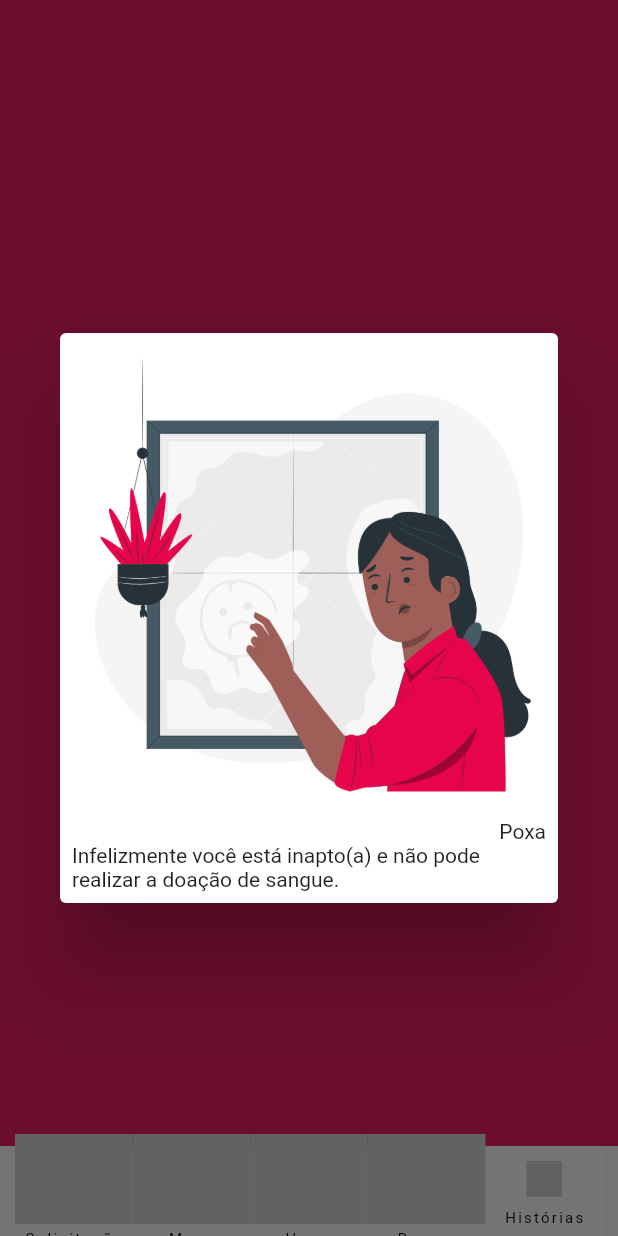
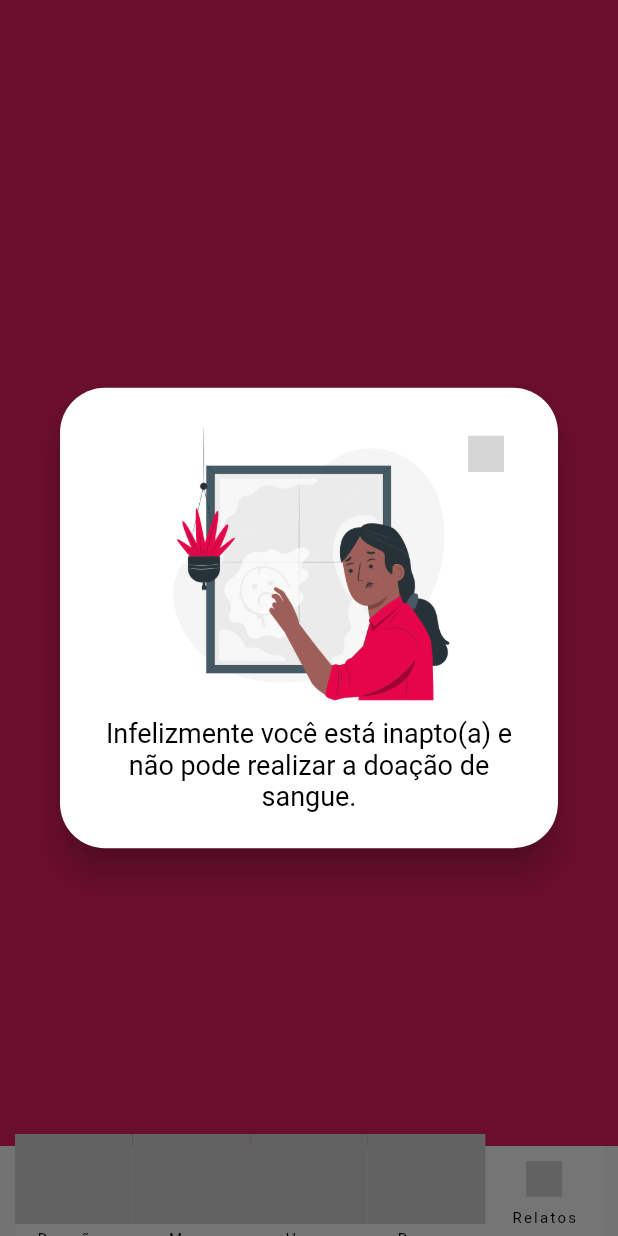
Before and after one commit to Doe-Vida/FrontEnd, a Flutter app: the screen it shows after launch, item 3 of the bottom bar chosen, after a tap on "Page 1", on a phone screen of 412 x 824 dp. Run offline on Flutter 3.47's test engine with Material 2 defaults, Android fonts, the phone set to English and light mode, and no system bars; our stand-ins replace email_validator; missing offline and left inert: iconify_flutter; grey boxes are pictures that could not be loaded.

Commit message:
Adding test aptitude dialogs and custom textfield
Co-authored-by: Honkato <Honkato@users.noreply.github.com>

```diff
--- a/front_end/lib/constants/app_images.dart
+++ b/front_end/lib/constants/app_images.dart
@@ -22,7 +22,7 @@ class AppImages
 
   static const String FIT_TEST_CHECKLIST = '${_fitTest}checklist.png';
   static const String FIT_TEST_CONGRATULATIONS = '${_fitTest}congratulations.png';
-  static const String FIT_TEST_UNFIT = '${_fitTest}unfit.png';
+  static const String FIT_TEST_INELIGIBLE = '${_fitTest}ineligible.png';
 
   // donation_steps dir
   static const String _donationStep = '${_basePath}donation_steps/';
--- a/front_end/lib/main.dart
+++ b/front_end/lib/main.dart
@@ -1,5 +1,5 @@
 import 'package:flutter/material.dart';
-import 'package:front_end/views/pages/custom_navigation_bar_new.dart';
+import 'package:front_end/views/pages/custom_navigation_bar.dart';
 import 'package:front_end/views/widgets/appbars/custom_appbar.dart';
 import 'package:front_end/views/widgets/buttons/custom_button.dart';
 import 'package:front_end/views/widgets/buttons/custom_button_add.dart';
@@ -19,7 +19,7 @@ class MyApp extends StatelessWidget {
     return MaterialApp(
       title: 'Doe Vida',
       color: AppColors.PINK_PRIMARY,
-      home: const CustomNavigationBarNew(),
+      home: const CustomNavigationBar(),
       theme: ThemeData(
         fontFamily: 'Roboto',
       ),
--- /dev/null
+++ b/front_end/lib/views/dialogs/aptitude_test/test_aptitude_result.dart
@@ -0,0 +1,50 @@
+import 'package:flutter/material.dart';
+
+import '../../../constants/app_icons.dart';
+import '../../../constants/app_text_styles.dart';
+
+class TestAptitudeResultDialog extends StatelessWidget {
+  final String imageName;
+  final String description;
+
+  const TestAptitudeResultDialog({
+    super.key,
+    required this.imageName,
+    required this.description
+  });
+
+  @override
+  Widget build(BuildContext context) {
+    return AlertDialog(
+        shape: RoundedRectangleBorder(
+          borderRadius: BorderRadius.circular(30),
+        ),
+        elevation: 10,
+        content: Column(
+            mainAxisSize: MainAxisSize.min,
+            children: [
+              Stack(
+                children: [
+                  Center(
+                      child: Image.asset(imageName, height: 200,)
+                  ),
+                  Align(
+                    alignment: Alignment.topRight,
+                    child: IconButton(
+                      icon: AppIcons.close(),
+                      onPressed: () {
+                        Navigator.of(context).pop();
+                      },
+                    ),
+                  ),
+                ],
+              ),
+              Text(
+                description,
+                style: AppTextStyles.regularHeader3,
+                textAlign: TextAlign.center,
+              )
+            ],
+        ));
+  }
+}
--- a/front_end/lib/views/dialogs/aptitude_test/test_unfit.dart
+++ /dev/null
@@ -1,18 +0,0 @@
-import 'package:flutter/material.dart';
-
-import '../../../constants/app_images.dart';
-
-class UnfitTestDialog extends StatelessWidget {
-  const UnfitTestDialog({super.key});
-
-  @override
-  Widget build(BuildContext context) {
-    return AlertDialog(
-      actions: [
-        Image.asset(AppImages.FIT_TEST_UNFIT),
-        Text("Poxa"),
-        Text("Infelizmente você está inapto(a) e não pode realizar a doação de sangue.")
-      ],
-    );
-  }
-}
--- a/front_end/lib/views/pages/custom_navigation_bar_new.dart
+++ /dev/null
@@ -1,95 +0,0 @@
-import 'package:flutter/material.dart';
-import 'package:front_end/constants/app_colors.dart';
-import 'package:front_end/constants/app_icons.dart';
-import 'package:front_end/views/pages/auth/login/login_screen.dart';
-import 'package:front_end/views/pages/init/init_screen.dart';
-
-import '../dialogs/aptitude_test/test_fit.dart';
-import '../dialogs/aptitude_test/test_unfit.dart';
-
-class CustomNavigationBarNew extends StatefulWidget {
-  const CustomNavigationBarNew({super.key});
-
-  @override
-  State<CustomNavigationBarNew> createState() => _CustomNavigationBarNewState();
-}
-
-class _CustomNavigationBarNewState extends State<CustomNavigationBarNew> {
-  int currentPageIndex = 0;
-
-  @override
-  Widget build(BuildContext context) {
-    return Scaffold(
-
-      bottomNavigationBar: Container(
-        margin: EdgeInsets.symmetric(horizontal: 10),
-        child: NavigationBar(
-          height: 60,
-          onDestinationSelected: (int index) {
-            setState(() {
-              currentPageIndex = index;
-            });
-          },
-          indicatorColor: AppColors.PINK_SECOND.withOpacity(0.25),
-          backgroundColor: AppColors.WHITE,
-          selectedIndex: currentPageIndex,
-          destinations: <Widget>[
-            NavigationDestination(
-              selectedIcon: AppIcons.cardsHeart(),
-              icon: AppIcons.cardsHeartOutline(),
-              label: 'Solicitação',
-            ),
-            NavigationDestination(
-              selectedIcon: AppIcons.mapMarker(),
-              icon: AppIcons.mapMarkerOutline(),
-              label: 'Mapa',
-            ),
-            NavigationDestination(
-              selectedIcon: AppIcons.home(),
-              icon: AppIcons.homeOutline(),
-              label: 'Home',
-            ),
-            NavigationDestination(
-              selectedIcon: AppIcons.fileDocument(),
-              icon: AppIcons.fileDocumentOutline(),
-              label: 'Regras',
-            ),
-            NavigationDestination(
-              selectedIcon: AppIcons.verified(),
-              icon: AppIcons.verifiedOutline(),
-              label: 'Histórias',
-            ),
-          ],
-        ),
-      ),
-      body: <Widget>[
-        const InitScreen(),
-        const LoginScreen(),
-        Container(
-          color: Colors.pink,
-          alignment: Alignment.center,
-          child: TextButton(
-            child: const Text('Page 1'),
-            onPressed: ()
-            {
-              showDialog(
-                context: context,
-                builder: (BuildContext context) => UnfitTestDialog()
-              );
-            }
-          ),
-        ),
-        Container(
-          color: Colors.yellow,
-          alignment: Alignment.center,
-          child: const Text('Page 2'),
-        ),
-        Container(
-          color: Colors.blue,
-          alignment: Alignment.center,
-          child: const Text('Page 3'),
-        ),
-      ][currentPageIndex],
-    );
-  }
-}
--- a/front_end/lib/views/widgets/textboxes/custom_textbox.dart
+++ b/front_end/lib/views/widgets/textboxes/custom_textbox.dart
@@ -66,7 +66,6 @@ class _CustomTextBoxState extends State<CustomTextBox> {
             if (widget.keyboardType != null && value != null) {
               return TextValidators.validate(widget.keyboardType!, value);
             }
-
             return null;
           },
         ));
@@ -89,6 +88,8 @@ class TextValidators {
     //TODO: COLOCAR AS OUTRAS VALIDAÇÕES (DATA, TELEFONE), ARRUMAR ALTURA DE QUANDO APARECE O ERRO, MUDAR COR ICONE CLOSE, ADICIONAR
     //ICONES DE FACEBOOK E GOOGLE NO APPICONS
 
+    //falta fazer: exibir a emnsagem de erro, diminuir tamanho icone e adicioanr validação de telefone
+
     return null;
   }
 }
```
Also changed, not shown: front_end/lib/views/dialogs/aptitude_test/first_test_aptitude_eligible.dart (added, +85 -0 lines), front_end/lib/views/dialogs/aptitude_test/test_fit.dart (deleted, +0 -14 lines), front_end/lib/views/pages/auth/login/login_screen.dart (+5 -2 lines), front_end/lib/views/pages/custom_navigation_bar.dart (+84 -118 lines), front_end/lib/views/widgets/textboxes/custom_textfield.dart (added, +74 -0 lines), front_end/assets/images/fit_test/ineligible.png (renamed from front_end/assets/images/fit_test/unfit.png).
